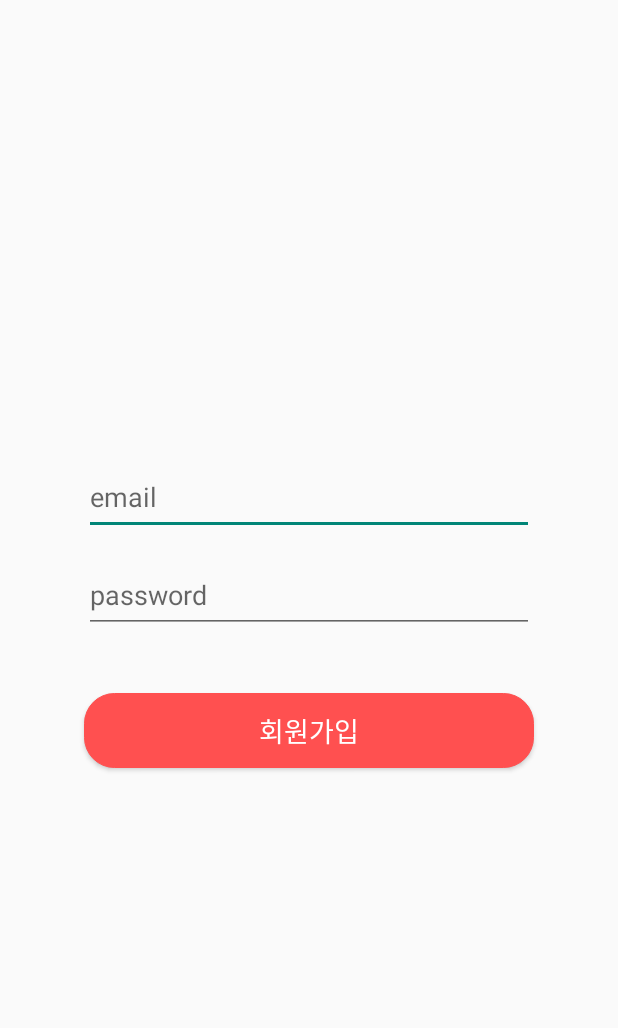
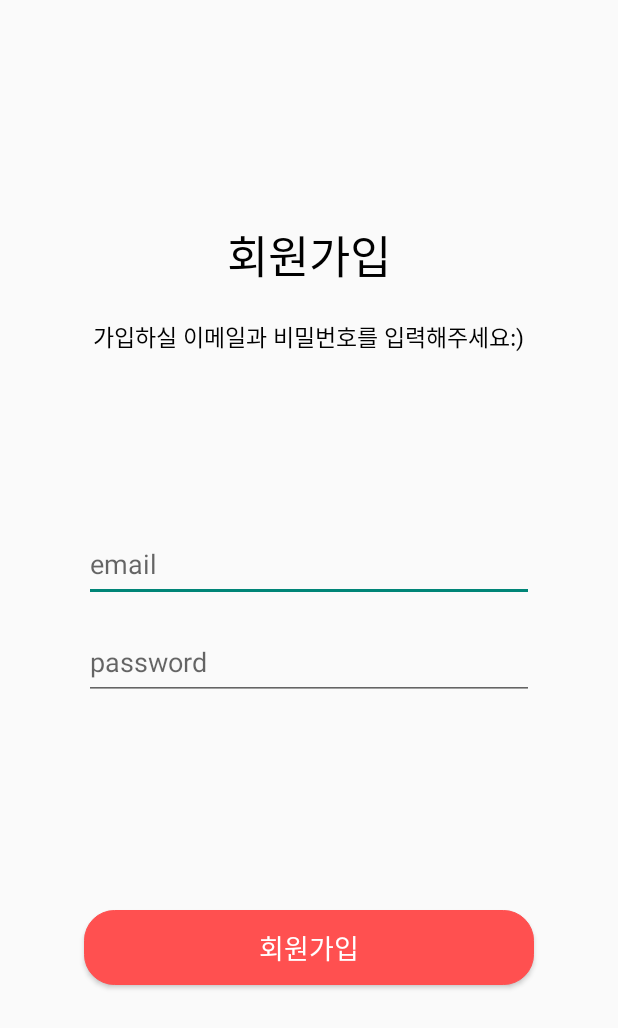
Before and after one commit to hayannn/Power-J, an Android app: the JoinActivity screen opened directly, with no data from a screen before it, on a phone screen of 412 x 824 dp. Shown: the top 1028 px of the screen. Run offline under Robolectric (Android 15) with nearby library versions, the phone set to English and light mode, and no system bars.

Commit message:
회원가입 화면 상단 안내멘트 추가

```diff
--- a/app/src/main/res/layout/activity_join.xml
+++ b/app/src/main/res/layout/activity_join.xml
@@ -4,6 +4,27 @@
     android:layout_width="match_parent"
     android:layout_height="match_parent"
     android:gravity="center">
+
+    <TextView
+        android:id="@+id/register"
+        android:layout_width="wrap_content"
+        android:layout_height="wrap_content"
+        android:layout_gravity="center"
+        android:layout_marginBottom="20dp"
+        android:text="회원가입"
+        android:textSize="30dp"
+        android:textColor="#000000" />
+
+    <TextView
+        android:id="@+id/registerI"
+        android:layout_width="wrap_content"
+        android:layout_height="wrap_content"
+        android:layout_gravity="center"
+        android:layout_marginBottom="100dp"
+        android:text="가입하실 이메일과 비밀번호를 입력해주세요:)"
+        android:textSize="15dp"
+        android:textColor="#000000" />
+
 
     <EditText
         android:id="@+id/emailEt2"
@@ -28,7 +49,7 @@
         android:layout_width="300dp"
         android:layout_height="50dp"
         android:layout_gravity="center"
-        android:layout_marginTop="40dp"
+        android:layout_marginTop="140dp"
         android:layout_marginBottom="20dp"
         android:background="@drawable/main_btn"
         android:text="회원가입"
```
